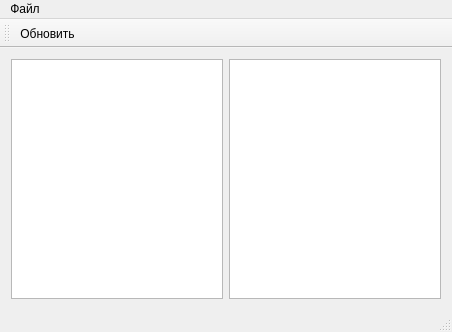
Above: diff/mainwindow.ui from Roket132/cpp-diff_widget before the change. Below: the same form after it.
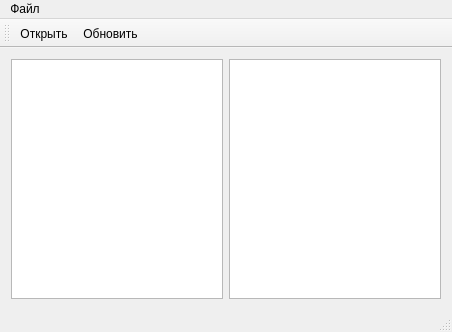
That is the form after the change. Icons and pictures are not drawn.

```diff
--- a/diff/mainwindow.ui
+++ b/diff/mainwindow.ui
@@ -53,8 +53,9 @@
     <enum>TopToolBarArea</enum>
    </attribute>
    <attribute name="toolBarBreak">
-    <bool>true</bool>
+    <bool>false</bool>
    </attribute>
+   <addaction name="Open"/>
    <addaction name="Reload"/>
   </widget>
   <action name="Reload">
@@ -69,6 +70,18 @@
     <string>Обновить</string>
    </property>
   </action>
+  <action name="Open">
+   <property name="icon">
+    <iconset resource="icon_buttom.qrc">
+     <normaloff>:/icons/gtk-directory.png</normaloff>:/icons/gtk-directory.png</iconset>
+   </property>
+   <property name="text">
+    <string>Открыть</string>
+   </property>
+   <property name="toolTip">
+    <string>Открыть</string>
+   </property>
+  </action>
  </widget>
  <layoutdefault spacing="6" margin="11"/>
  <resources>
```
Left out of the diff: 1 changed line with no effect on the pictures.
